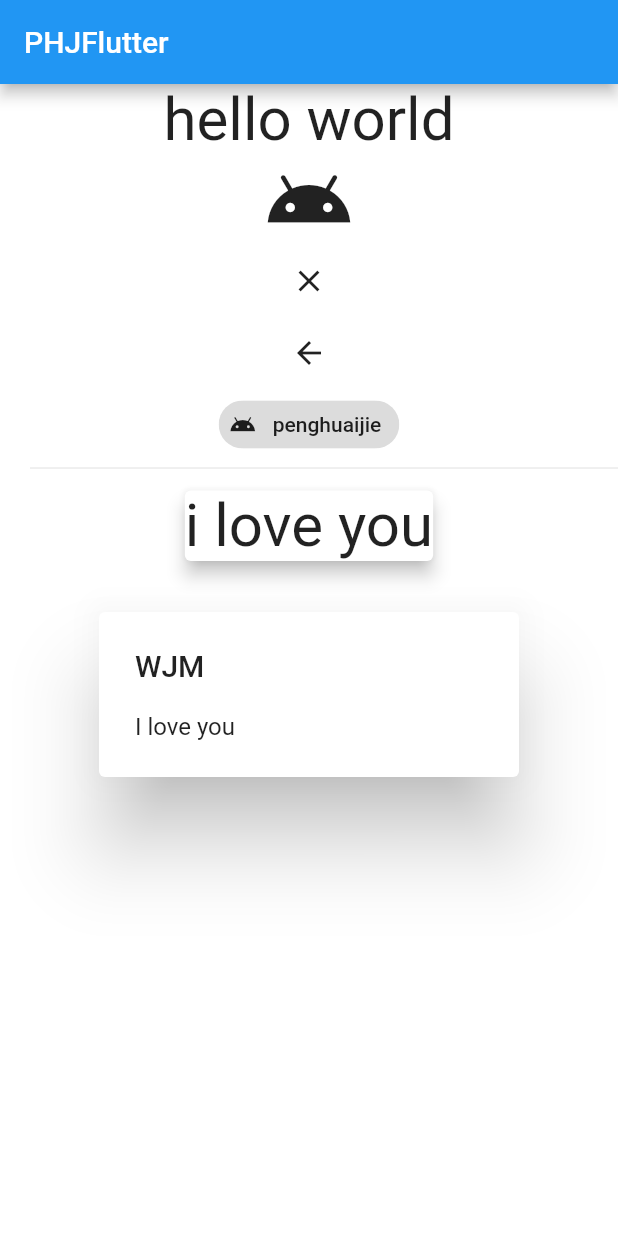
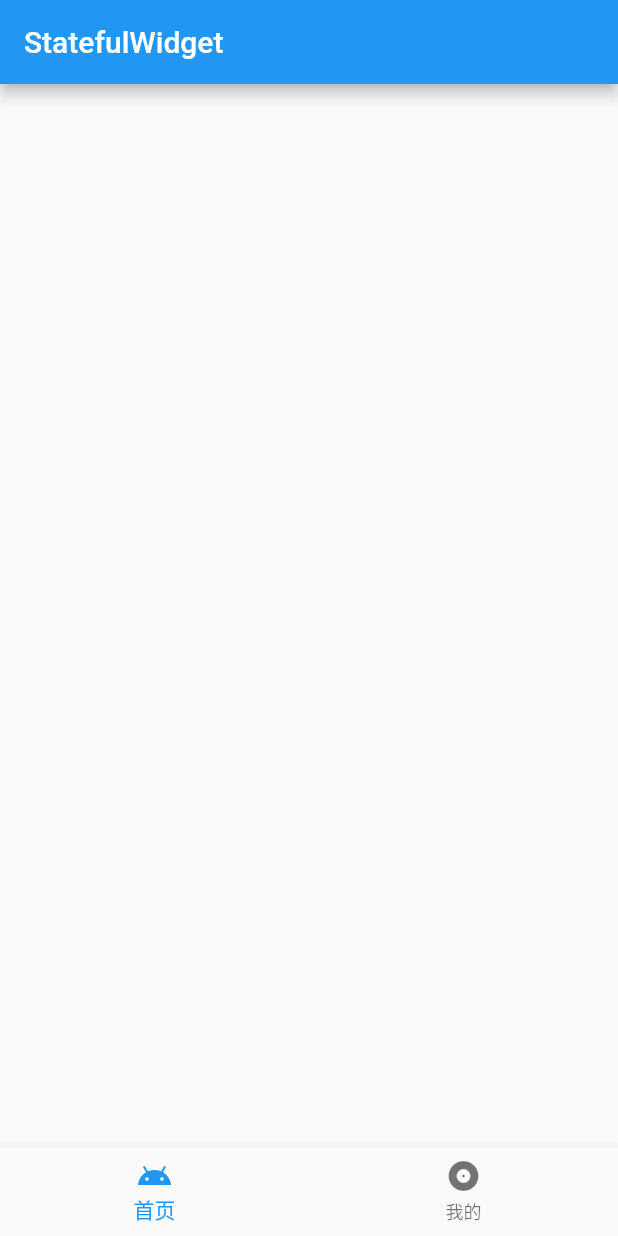
Before and after one commit to penghuaijie/Flutter, a Flutter app: the screen it shows after launch, on a phone screen of 412 x 824 dp. Run offline on Flutter 3.47's test engine with Material 2 defaults, Android fonts, the phone set to English and light mode, and no system bars; missing offline and left inert: flutter_color_plugin.

Commit message:
PD | 新增底部tabbar

```diff
--- a/lib/main.dart
+++ b/lib/main.dart
@@ -3,8 +3,9 @@ import 'package:flutter/material.dart';
 import 'package:flutter_app/test/carHomePage.dart';
 import 'package:flutter_color_plugin/flutter_color_plugin.dart';
 import 'statelessGroupPage.dart';
+import 'statefulGroupWidget.dart';
 
-void main() => runApp(App());
+void main() => runApp(StateFullGroupWidget());
 
 class App extends StatelessWidget {
   @override
--- /dev/null
+++ b/lib/statefulGroupWidget.dart
@@ -0,0 +1,47 @@
+import 'package:flutter/material.dart';
+
+import 'package:flutter_color_plugin/flutter_color_plugin.dart';
+/*
+*MaterialApp
+*Scaffold
+*
+* */
+
+class StateFullGroupWidget extends StatefulWidget {
+  @override
+  _StateFullGroupWidgetState createState() => _StateFullGroupWidgetState();
+}
+
+class _StateFullGroupWidgetState extends State<StateFullGroupWidget> {
+  @override
+  Widget build(BuildContext context) {
+    return MaterialApp(
+      title: 'StatefulWidget有状态组件',
+      home: Scaffold(
+        appBar: AppBar(title: Text('StatefulWidget')),
+        bottomNavigationBar: BottomNavigationBar(items: [
+          BottomNavigationBarItem(
+              icon: Icon(Icons.android),
+              title: Text('首页'),
+              backgroundColor: Colors.white,
+              activeIcon: Icon(
+                Icons.android,
+                color: ColorUtil.color('#ff4081'),
+              )),
+          BottomNavigationBarItem(
+              icon: Icon(Icons.album),
+              title: Text('我的'),
+              backgroundColor: Colors.white,
+              activeIcon: Icon(
+                Icons.album,
+                color: ColorUtil.color('#ff4081'),
+              ))
+        ]
+        ),
+      ),
+      theme: ThemeData(
+        primaryColor: ColorUtil.color('#ff4081'),
+      ),
+    );
+  }
+}
```
